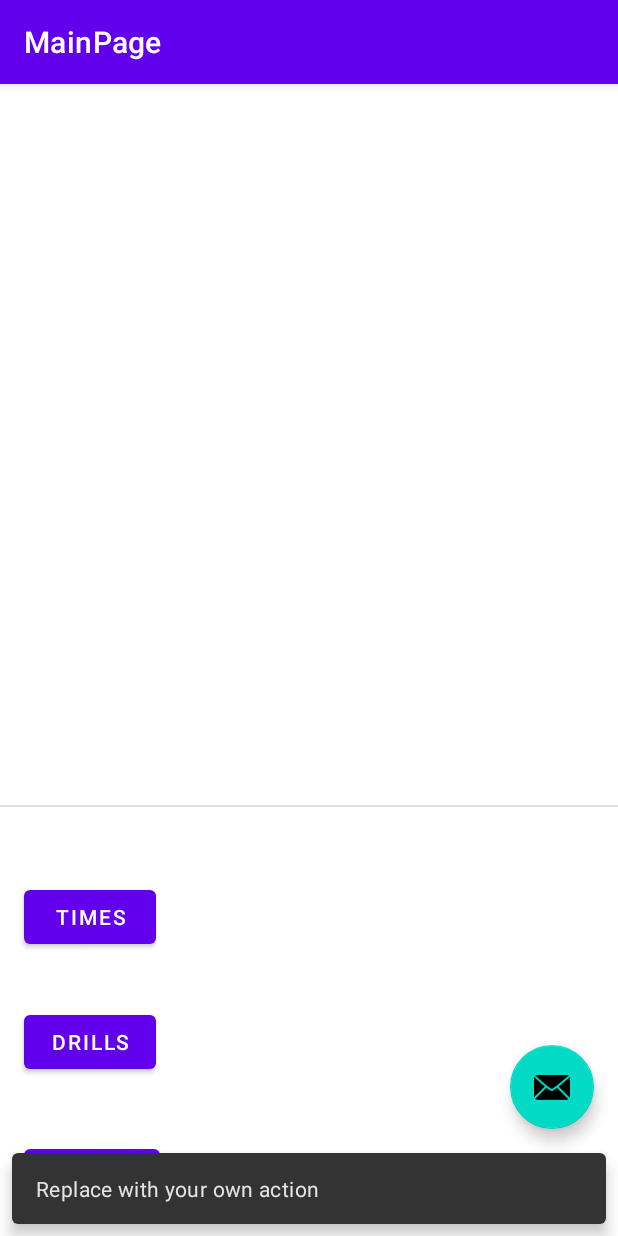
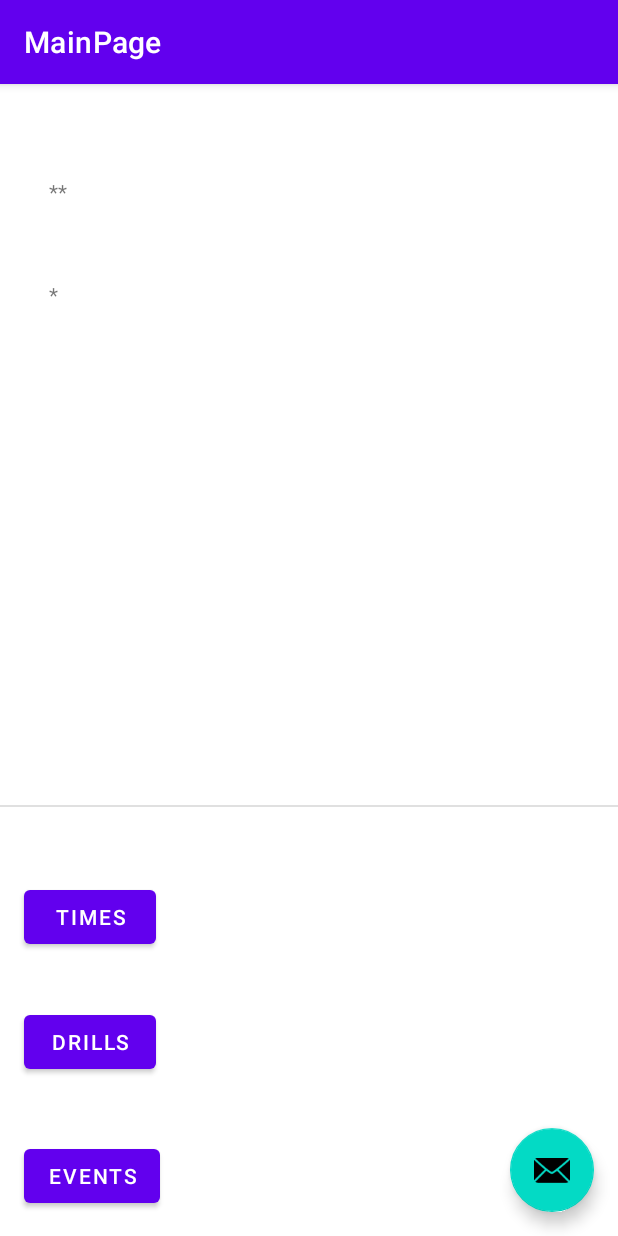
Before and after one commit to kowalchu1/COMP-3450-Project, an Android app: the MainPage screen opened directly, with no data from a screen before it, after a tap on an icon or button, on a phone screen of 412 x 824 dp. Run offline under Robolectric (Android 15) with nearby library versions, the phone set to English and light mode, and no system bars.

```diff
--- a/app/src/main/java/com/example/myapplication/MainActivity.java
+++ b/app/src/main/java/com/example/myapplication/MainActivity.java
@@ -47,7 +47,7 @@ public class MainActivity extends AppCompatActivity {
         int id = item.getItemId();
 
         //noinspection SimplifiableIfStatement
-        if (id == R.id.action_settings) {
+        if (id == R.id.actions) {
             return true;
         }
 
--- a/app/src/main/java/com/example/myapplication/MainPage.java
+++ b/app/src/main/java/com/example/myapplication/MainPage.java
@@ -13,7 +13,13 @@ import androidx.appcompat.widget.Toolbar;
 import android.view.View;
 import android.widget.Button;
 
+import org.json.JSONObject;
+
 import java.io.File;
+import java.io.InputStream;
+import java.io.InputStreamReader;
+import java.net.HttpURLConnection;
+import java.net.URL;
 
 public class MainPage extends AppCompatActivity {
 
@@ -30,24 +36,36 @@ public class MainPage extends AppCompatActivity {
         FloatingActionButton share = findViewById(R.id.Share);
 
 
+
         share.setOnClickListener(new View.OnClickListener() {
             @Override
             public void onClick(View view) {
-                Snackbar.make(view, "Replace with your own action", Snackbar.LENGTH_LONG)
-                        .setAction("Action", null).show();
-                //This is for sharing the file/data to the athlete
-                Intent intentShareFile = new Intent(Intent.ACTION_SEND);
-                File fileWithinMyDir = new File(/*Empty till database is created*/);
 
-                if(fileWithinMyDir.exists()) {
-                    intentShareFile.setType("application/pdf");
-                    intentShareFile.putExtra(Intent.EXTRA_STREAM, Uri.parse("file:// //File goes here"));
+                //Getting Data from MYSQL
+                URL url;
+                HttpURLConnection urlConnection = null;
+                try {
+                    url = new URL("//");
 
-                    intentShareFile.putExtra(Intent.EXTRA_SUBJECT,
-                            "Sharing File...");
-                    intentShareFile.putExtra(Intent.EXTRA_TEXT, "Sharing File...");
+                    urlConnection = (HttpURLConnection) url
+                            .openConnection();
 
-                    startActivity(Intent.createChooser(intentShareFile, "Share File"));
+                    InputStream in = urlConnection.getInputStream();
+
+                    InputStreamReader isw = new InputStreamReader(in);
+
+                    int data = isw.read();
+                    while (data != -1) {
+                        char current = (char) data;
+                        data = isw.read();
+                        System.out.print(current);
+                    }
+                } catch (Exception e) {
+                    e.printStackTrace();
+                } finally {
+                    if (urlConnection != null) {
+                        urlConnection.disconnect();
+                    }
                 }
 
             }
--- a/app/src/main/res/layout/activity_main_page.xml
+++ b/app/src/main/res/layout/activity_main_page.xml
@@ -89,6 +89,30 @@
             app:layout_constraintStart_toStartOf="parent"
             app:layout_constraintTop_toBottomOf="@+id/divider"
             app:layout_constraintVertical_bias="1.0" />
+
+        <TextView
+            android:id="@+id/nameView"
+            android:layout_width="105dp"
+            android:layout_height="35dp"
+            android:text="**"
+            app:layout_constraintBottom_toTopOf="@+id/divider"
+            app:layout_constraintEnd_toEndOf="parent"
+            app:layout_constraintHorizontal_bias="0.107"
+            app:layout_constraintStart_toStartOf="parent"
+            app:layout_constraintTop_toTopOf="parent"
+            app:layout_constraintVertical_bias="0.236" />
+
+        <TextView
+            android:id="@+id/descriptionView"
+            android:layout_width="104dp"
+            android:layout_height="43dp"
+            android:text="*"
+            app:layout_constraintBottom_toTopOf="@+id/divider"
+            app:layout_constraintEnd_toEndOf="parent"
+            app:layout_constraintHorizontal_bias="0.107"
+            app:layout_constraintStart_toStartOf="parent"
+            app:layout_constraintTop_toTopOf="parent"
+            app:layout_constraintVertical_bias="0.378" />
     </androidx.constraintlayout.widget.ConstraintLayout>
 
 </androidx.coordinatorlayout.widget.CoordinatorLayout>
```
